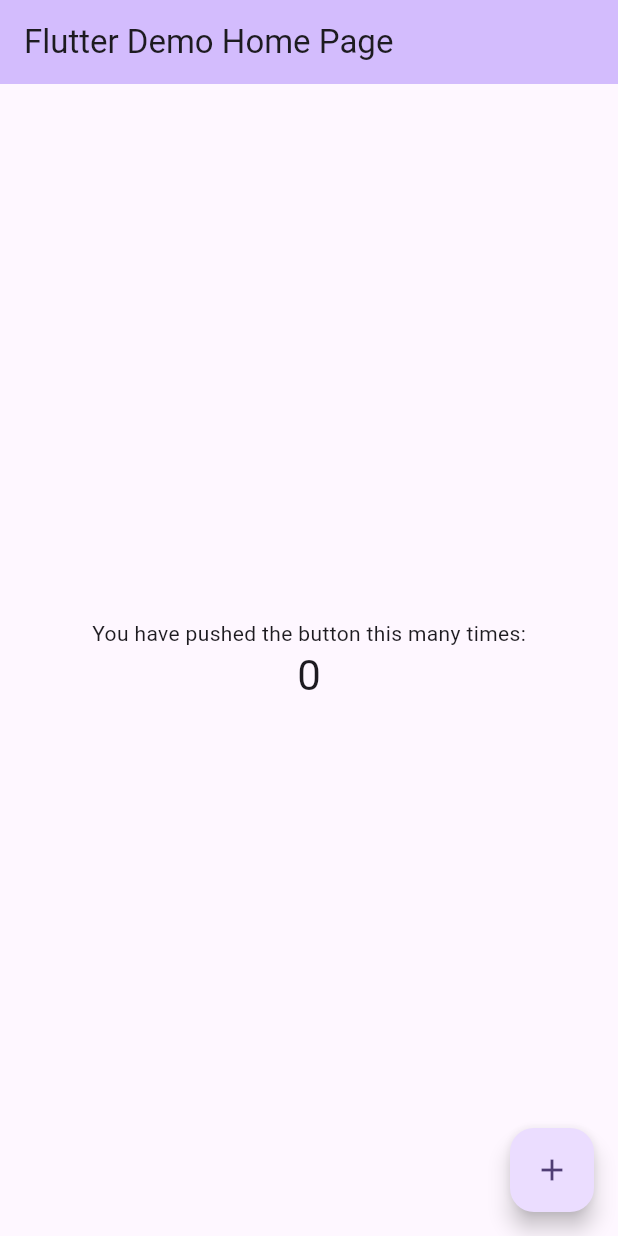
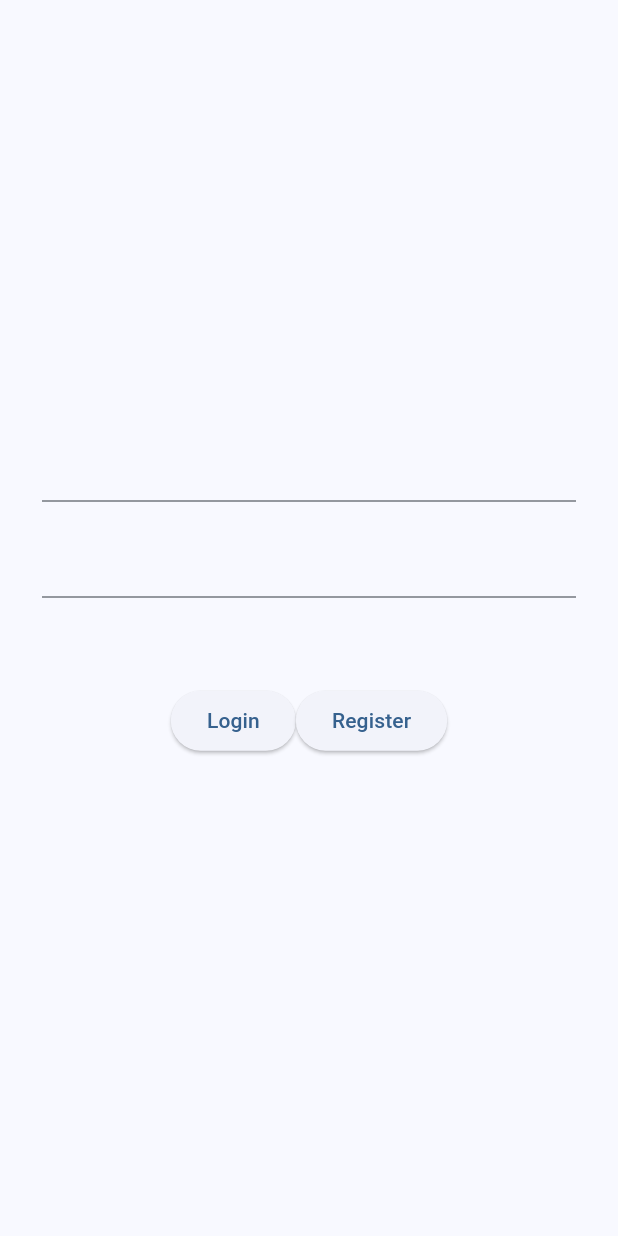
Before and after one commit to thePhenom21/rate, a Flutter app: the screen it shows after launch, on a phone screen of 412 x 824 dp. Run offline on Flutter 3.47's test engine with Material 2 defaults, Android fonts, the phone set to English and light mode, and no system bars; our stand-ins replace firebase_auth, firebase_core; accounts and stored records are empty; generated files the repository leaves out were written again.

Commit message:
login page setup

```diff
--- a/lib/main.dart
+++ b/lib/main.dart
@@ -1,7 +1,17 @@
 import 'package:flutter/material.dart';
+import 'package:rate/views/LoginPage.dart';
 
-void main() {
+import 'package:firebase_core/firebase_core.dart';
+
+import 'firebase_options.dart';
+
+// ...
+
+void main() async {
   runApp(const MyApp());
+  await Firebase.initializeApp(
+    options: DefaultFirebaseOptions.currentPlatform,
+  );
 }
 
 class MyApp extends StatelessWidget {
@@ -13,113 +23,10 @@ class MyApp extends StatelessWidget {
     return MaterialApp(
       title: 'Flutter Demo',
       theme: ThemeData(
-        // This is the theme of your application.
-        //
-        // TRY THIS: Try running your application with "flutter run". You'll see
-        // the application has a blue toolbar. Then, without quitting the app,
-        // try changing the seedColor in the colorScheme below to Colors.green
-        // and then invoke "hot reload" (save your changes or press the "hot
-        // reload" button in a Flutter-supported IDE, or press "r" if you used
-        // the command line to start the app).
-        //
-        // Notice that the counter didn't reset back to zero; the application
-        // state is not lost during the reload. To reset the state, use hot
-        // restart instead.
-        //
-        // This works for code too, not just values: Most code changes can be
-        // tested with just a hot reload.
-        colorScheme: ColorScheme.fromSeed(seedColor: Colors.deepPurple),
+        colorScheme: ColorScheme.fromSeed(seedColor: Colors.blue),
         useMaterial3: true,
       ),
-      home: const MyHomePage(title: 'Flutter Demo Home Page'),
+      home: LoginPage(),
     );
   }
 }
-
-class MyHomePage extends StatefulWidget {
-  const MyHomePage({super.key, required this.title});
-
-  // This widget is the home page of your application. It is stateful, meaning
-  // that it has a State object (defined below) that contains fields that affect
-  // how it looks.
-
-  // This class is the configuration for the state. It holds the values (in this
-  // case the title) provided by the parent (in this case the App widget) and
-  // used by the build method of the State. Fields in a Widget subclass are
-  // always marked "final".
-
-  final String title;
-
-  @override
-  State<MyHomePage> createState() => _MyHomePageState();
-}
-
-class _MyHomePageState extends State<MyHomePage> {
-  int _counter = 0;
-
-  void _incrementCounter() {
-    setState(() {
-      // This call to setState tells the Flutter framework that something has
-      // changed in this State, which causes it to rerun the build method below
-      // so that the display can reflect the updated values. If we changed
-      // _counter without calling setState(), then the build method would not be
-      // called again, and so nothing would appear to happen.
-      _counter++;
-    });
-  }
-
-  @override
-  Widget build(BuildContext context) {
-    // This method is rerun every time setState is called, for instance as done
-    // by the _incrementCounter method above.
-    //
-    // The Flutter framework has been optimized to make rerunning build methods
-    // fast, so that you can just rebuild anything that needs updating rather
-    // than having to individually change instances of widgets.
-    return Scaffold(
-      appBar: AppBar(
-        // TRY THIS: Try changing the color here to a specific color (to
-        // Colors.amber, perhaps?) and trigger a hot reload to see the AppBar
-        // change color while the other colors stay the same.
-        backgroundColor: Theme.of(context).colorScheme.inversePrimary,
-        // Here we take the value from the MyHomePage object that was created by
-        // the App.build method, and use it to set our appbar title.
-        title: Text(widget.title),
-      ),
-      body: Center(
-        // Center is a layout widget. It takes a single child and positions it
-        // in the middle of the parent.
-        child: Column(
-          // Column is also a layout widget. It takes a list of children and
-          // arranges them vertically. By default, it sizes itself to fit its
-          // children horizontally, and tries to be as tall as its parent.
-          //
-          // Column has various properties to control how it sizes itself and
-          // how it positions its children. Here we use mainAxisAlignment to
-          // center the children vertically; the main axis here is the vertical
-          // axis because Columns are vertical (the cross axis would be
-          // horizontal).
-          //
-          // TRY THIS: Invoke "debug painting" (choose the "Toggle Debug Paint"
-          // action in the IDE, or press "p" in the console), to see the
-          // wireframe for each widget.
-          mainAxisAlignment: MainAxisAlignment.center,
-          children: <Widget>[
-            const Text(
-              'You have pushed the button this many times:',
-            ),
-            Text(
-              '$_counter',
-              style: Theme.of(context).textTheme.headlineMedium,
-            ),
-          ],
-        ),
-      ),
-      floatingActionButton: FloatingActionButton(
-        onPressed: _incrementCounter,
-        tooltip: 'Increment',
-        child: const Icon(Icons.add),
-      ), // This trailing comma makes auto-formatting nicer for build methods.
-    );
-  }
-}
--- /dev/null
+++ b/lib/views/LoginPage.dart
@@ -0,0 +1,119 @@
+import 'package:flutter/material.dart';
+import 'package:firebase_auth/firebase_auth.dart';
+
+class LoginPage extends StatefulWidget {
+  const LoginPage({super.key});
+
+  @override
+  State<LoginPage> createState() => _LoginPageState();
+}
+
+class _LoginPageState extends State<LoginPage> {
+  TextEditingController emailController = TextEditingController();
+  TextEditingController passwordController = TextEditingController();
+  String message = "";
+  bool color = true;
+  User? user = null;
+
+  @override
+  Widget build(BuildContext context) {
+    return Scaffold(
+      body: Center(
+          child: Padding(
+        padding: const EdgeInsets.all(20.0),
+        child: Column(
+          mainAxisAlignment: MainAxisAlignment.center,
+          children: [
+            Padding(
+              padding: const EdgeInsets.all(8.0),
+              child: TextField(
+                controller: emailController,
+              ),
+            ),
+            Padding(
+              padding: const EdgeInsets.all(8.0),
+              child: TextField(
+                controller: passwordController,
+              ),
+            ),
+            Padding(
+              padding: const EdgeInsets.only(top: 50),
+              child: Row(
+                mainAxisAlignment: MainAxisAlignment.center,
+                children: [
+                  ElevatedButton(
+                      onPressed: () async {
+                        try {
+                          user = await login(emailController.value.text,
+                              passwordController.value.text);
+                          emailController.clear();
+                          passwordController.clear();
+                        } catch (err) {
+                          print("login error");
+                        }
+                      },
+                      child: Text("Login")),
+                  ElevatedButton(
+                      onPressed: () async {
+                        try {
+                          user = await register(emailController.value.text,
+                              passwordController.value.text);
+                        } on FirebaseAuthException catch (err) {
+                          print(err.message);
+                        }
+                      },
+                      child: Text("Register"))
+                ],
+              ),
+            ),
+            Padding(
+              padding: const EdgeInsets.all(10.0),
+              child: Text(
+                textAlign: TextAlign.center,
+                message,
+                style:
+                    TextStyle(color: color == true ? Colors.green : Colors.red),
+              ),
+            )
+          ],
+        ),
+      )),
+    );
+  }
+
+  login(String email, String password) async {
+    try {
+      UserCredential user = await FirebaseAuth.instance
+          .signInWithEmailAndPassword(email: email, password: password);
+      setState(() {
+        color = true;
+        message = "Login successful!";
+      });
+      return user.user;
+    } on FirebaseAuthException catch (err) {
+      setState(() {
+        color = false;
+        message = err.message!;
+      });
+    }
+  }
+
+  register(String email, String password) async {
+    try {
+      UserCredential user = await FirebaseAuth.instance
+          .createUserWithEmailAndPassword(email: email, password: password);
+      setState(() {
+        color = true;
+        message = "User with email ${user.user!.email} created successfully";
+      });
+      return user;
+    } on FirebaseAuthException catch (err) {
+      setState(() {
+        emailController.clear();
+        passwordController.clear();
+        color = false;
+        message = err.message!;
+      });
+    }
+  }
+}
--- a/pubspec.yaml
+++ b/pubspec.yaml
@@ -36,6 +36,7 @@ dependencies:
   # Use with the CupertinoIcons class for iOS style icons.
   cupertino_icons: ^1.0.2
   firebase_core: ^2.15.1
+  firebase_auth: ^4.8.0
 
 dev_dependencies:
   flutter_test:
```
Also changed, not shown: pubspec.lock, 1 other file.
